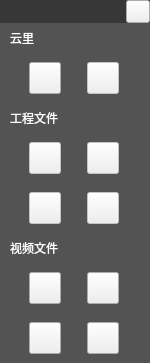
Above: src/MyWidgets/loginwidget.ui from leoxxw/myshotcut before the change. Below: the same form after it.
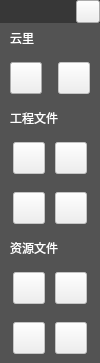
That is the form after the change. Icons and pictures are not drawn.

Patch:
```diff
--- a/src/MyWidgets/loginwidget.ui
+++ b/src/MyWidgets/loginwidget.ui
@@ -6,7 +6,7 @@
    <rect>
     <x>0</x>
     <y>0</y>
-    <width>150</width>
+    <width>100</width>
     <height>363</height>
    </rect>
   </property>
@@ -196,6 +196,12 @@
             </size>
            </property>
            <layout class="QHBoxLayout" name="horizontalLayout_3">
+            <property name="leftMargin">
+             <number>0</number>
+            </property>
+            <property name="rightMargin">
+             <number>0</number>
+            </property>
             <item>
              <widget class="QPushButton" name="pushButton_login">
               <property name="enabled">
@@ -530,7 +536,7 @@
 color:#FFFFFF</string>
               </property>
               <property name="text">
-               <string>视频文件</string>
+               <string>资源文件</string>
               </property>
              </widget>
             </item>
@@ -561,6 +567,9 @@
            <layout class="QHBoxLayout" name="horizontalLayout_7">
             <item>
              <widget class="QPushButton" name="pushButton_openvideo">
+              <property name="enabled">
+               <bool>false</bool>
+              </property>
               <property name="minimumSize">
                <size>
                 <width>32</width>
@@ -573,6 +582,16 @@
                 <height>32</height>
                </size>
               </property>
+              <property name="toolTip">
+               <string>打开资源</string>
+              </property>
+              <property name="styleSheet">
+               <string notr="true">QPushButton#pushButton_openvideo{border-image: url(:/Resource/PNG/icon_outs01.png);}
+QPushButton#pushButton_openvideo:hover{border-image: url(:/Resource/PNG/icon_outs02.png);}
+QPushButton#pushButton_openvideo:pressed{border-image: url(:/Resource/PNG/icon_outs02.png);}
+QPushButton#pushButton_openvideo:disabled{border-image: url(:/Resource/PNG/icon_outs04.png);}
+</string>
+              </property>
               <property name="text">
                <string/>
               </property>
@@ -580,6 +599,9 @@
             </item>
             <item>
              <widget class="QPushButton" name="pushButton_savevideo">
+              <property name="enabled">
+               <bool>false</bool>
+              </property>
               <property name="minimumSize">
                <size>
                 <width>32</width>
@@ -592,6 +614,16 @@
                 <height>32</height>
                </size>
               </property>
+              <property name="toolTip">
+               <string>保存资源</string>
+              </property>
+              <property name="styleSheet">
+               <string notr="true">QPushButton#pushButton_savevideo{border-image: url(:/Resource/PNG/icon_ins01.png);}
+QPushButton#pushButton_savevideo:hover{border-image: url(:/Resource/PNG/icon_ins02.png);}
+QPushButton#pushButton_savevideo:pressed{border-image: url(:/Resource/PNG/icon_ins02.png);}
+QPushButton#pushButton_savevideo:disabled{border-image: url(:/Resource/PNG/icon_ins04.png);}
+</string>
+              </property>
               <property name="text">
                <string/>
               </property>
@@ -611,6 +643,9 @@
            <layout class="QHBoxLayout" name="horizontalLayout_8">
             <item>
              <widget class="QPushButton" name="pushButton_sendvideo">
+              <property name="enabled">
+               <bool>false</bool>
+              </property>
               <property name="minimumSize">
                <size>
                 <width>32</width>
@@ -623,6 +658,16 @@
                 <height>32</height>
                </size>
               </property>
+              <property name="toolTip">
+               <string>发送资源</string>
+              </property>
+              <property name="styleSheet">
+               <string notr="true">QPushButton#pushButton_sendvideo{border-image: url(:/Resource/PNG/icon_sends01.png);}
+QPushButton#pushButton_sendvideo:hover{border-image: url(:/Resource/PNG/icon_sends02.png);}
+QPushButton#pushButton_sendvideo:pressed{border-image: url(:/Resource/PNG/icon_sends02.png);}
+QPushButton#pushButton_sendvideo:disabled{border-image: url(:/Resource/PNG/icon_sends04.png);}
+</string>
+              </property>
               <property name="text">
                <string/>
               </property>
@@ -630,6 +675,9 @@
             </item>
             <item>
              <widget class="QPushButton" name="pushButton_sendOthvideo">
+              <property name="enabled">
+               <bool>false</bool>
+              </property>
               <property name="minimumSize">
                <size>
                 <width>32</width>
@@ -643,7 +691,14 @@
                </size>
               </property>
               <property name="toolTip">
-               <string>发送云里视频</string>
+               <string>发送云里资源</string>
+              </property>
+              <property name="styleSheet">
+               <string notr="true">QPushButton#pushButton_sendOthvideo{border-image: url(:/Resource/PNG/icon_sends01.png);}
+QPushButton#pushButton_sendOthvideo:hover{border-image: url(:/Resource/PNG/icon_sends02.png);}
+QPushButton#pushButton_sendOthvideo:pressed{border-image: url(:/Resource/PNG/icon_sends02.png);}
+QPushButton#pushButton_sendOthvideo:disabled{border-image: url(:/Resource/PNG/icon_sends04.png);}
+</string>
               </property>
               <property name="text">
                <string/>
```
Left out of the diff: 18 changed lines with no effect on the pictures.
